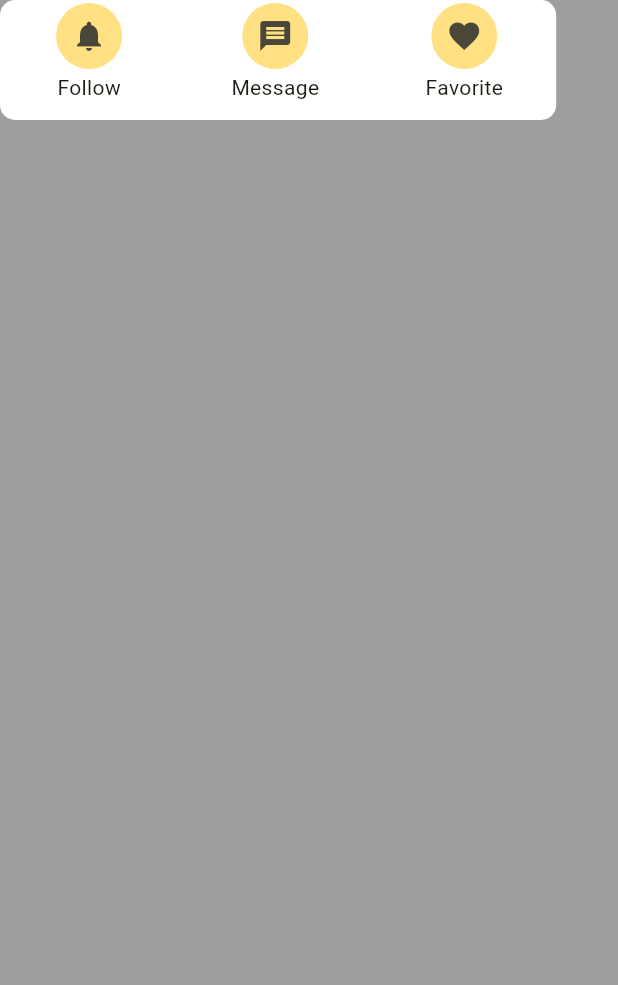
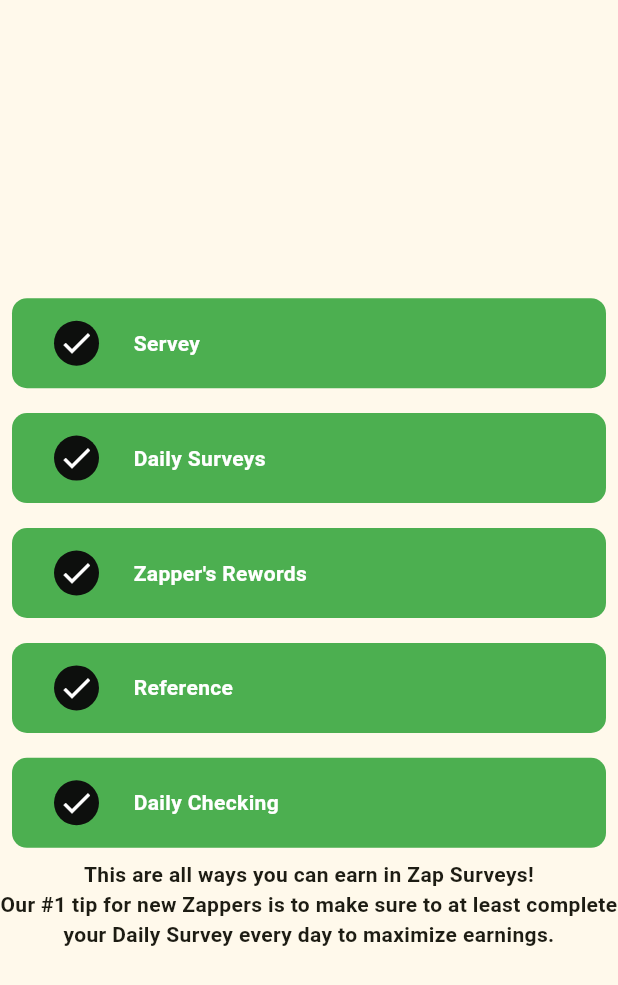
Before and after one commit to hamzaflutterdart/first_UI, a Flutter app: the screen it shows after launch, on a phone screen of 412 x 824 dp. Shown: the top 985 px of the screen. Run offline on Flutter 3.47's test engine with Material 3 defaults, Android fonts, the phone set to English and light mode, and no system bars.

Commit message:
UI OF CHECKING

```diff
--- a/lib/main.dart
+++ b/lib/main.dart
@@ -34,104 +34,217 @@ class _MyHomePageState extends State<MyHomePage> {
   @override
   Widget build(BuildContext context) {
     return Scaffold(
-      backgroundColor: Colors.grey,
-
-      body: Container(
-        width: MediaQuery.of(context).size.width * 0.9,
-        height: 80,
-        decoration: BoxDecoration(
-            color: Colors.white, borderRadius: BorderRadius.circular(10)),
-        child: Row(
-          mainAxisAlignment: MainAxisAlignment.spaceAround,
-          children: [
-            MyTabBar(
-              title: 'Follow',
-              icon: Icon(Icons.notifications),
+      body: Column(
+        mainAxisAlignment: MainAxisAlignment.center,
+        children: [
+          Padding(
+            padding: const EdgeInsets.all(8.0),
+            child: Container(
+              width: 600,
+              height: 60,
+              decoration: BoxDecoration(
+                  color: Colors.green, borderRadius: BorderRadius.circular(10)),
+              child: Row(
+                children: [
+                  const SizedBox(
+                    width: 20,
+                  ),
+                  Padding(
+                    padding: const EdgeInsets.all(8.0),
+                    child: Container(
+                      width: 30,
+                      height: 30,
+                      decoration: BoxDecoration(
+                          color: const Color.fromARGB(255, 13, 15, 13),
+                          borderRadius: BorderRadius.circular(20)),
+                      child: const Icon(
+                        Icons.check,
+                        color: Colors.white,
+                      ),
+                    ),
+                  ),
+                  const SizedBox(
+                    width: 15,
+                  ),
+                  const Text("Servey",
+                      style: TextStyle(
+                          color: Colors.white, fontWeight: FontWeight.bold))
+                ],
+              ),
             ),
-            MyTabBar(
-              title: 'Message',
-              icon: Icon(Icons.message),
+          ),
+          const SizedBox(
+            height: 0.6,
+          ),
+          Padding(
+            padding: const EdgeInsets.all(8.0),
+            child: Container(
+                width: 600,
+                height: 60,
+                decoration: BoxDecoration(
+                    color: Colors.green,
+                    borderRadius: BorderRadius.circular(10)),
+                child: Row(
+                  children: [
+                    const SizedBox(
+                      width: 20,
+                    ),
+                    Padding(
+                      padding: const EdgeInsets.all(8.0),
+                      child: Container(
+                        width: 30,
+                        height: 30,
+                        decoration: BoxDecoration(
+                            color: const Color.fromARGB(255, 13, 15, 13),
+                            borderRadius: BorderRadius.circular(20)),
+                        child: const Icon(
+                          Icons.check,
+                          color: Colors.white,
+                        ),
+                      ),
+                    ),
+                    const SizedBox(
+                      width: 15,
+                    ),
+                    const Text("Daily Surveys",
+                        style: TextStyle(
+                            color: Colors.white, fontWeight: FontWeight.bold))
+                  ],
+                )),
+          ),
+          const SizedBox(
+            height: 0.6,
+          ),
+          Padding(
+            padding: const EdgeInsets.all(8.0),
+            child: Container(
+                width: 600,
+                height: 60,
+                decoration: BoxDecoration(
+                    color: Colors.green,
+                    borderRadius: BorderRadius.circular(10)),
+                child: Row(
+                  children: [
+                    const SizedBox(
+                      width: 20,
+                    ),
+                    Padding(
+                      padding: const EdgeInsets.all(8.0),
+                      child: Container(
+                        width: 30,
+                        height: 30,
+                        decoration: BoxDecoration(
+                            color: const Color.fromARGB(255, 13, 15, 13),
+                            borderRadius: BorderRadius.circular(20)),
+                        child: const Icon(
+                          Icons.check,
+                          color: Colors.white,
+                        ),
+                      ),
+                    ),
+                    const SizedBox(
+                      width: 15,
+                    ),
+                    const Text("Zapper's Rewords",
+                        style: TextStyle(
+                            color: Colors.white, fontWeight: FontWeight.bold))
+                  ],
+                )),
+          ),
+          const SizedBox(
+            height: 0.6,
+          ),
+          Padding(
+            padding: const EdgeInsets.all(8.0),
+            child: Container(
+              width: 600,
+              height: 60,
+              decoration: BoxDecoration(
+                  color: Colors.green, borderRadius: BorderRadius.circular(10)),
+              child: Row(
+                children: [
+                  const SizedBox(
+                    width: 20,
+                  ),
+                  Padding(
+                    padding: const EdgeInsets.all(8.0),
+                    child: Container(
+                      width: 30,
+                      height: 30,
+                      decoration: BoxDecoration(
+                          color: const Color.fromARGB(255, 13, 15, 13),
+                          borderRadius: BorderRadius.circular(20)),
+                      child: const Icon(
+                        Icons.check,
+                        color: Colors.white,
+                      ),
+                    ),
+                  ),
+                  const SizedBox(
+                    width: 15,
+                  ),
+                  const Text("Reference",
+                      style: TextStyle(
+                          color: Colors.white, fontWeight: FontWeight.bold))
+                ],
+              ),
             ),
-            MyTabBar(
-              title: 'Favorite',
-              icon: Icon(Icons.favorite),
+          ),
+          const SizedBox(
+            height: 0.6,
+          ),
+          Padding(
+            padding: const EdgeInsets.all(8.0),
+            child: Container(
+                width: 600,
+                height: 60,
+                decoration: BoxDecoration(
+                    color: Colors.green,
+                    borderRadius: BorderRadius.circular(10)),
+                child: Row(
+                  children: [
+                    const SizedBox(
+                      width: 20,
+                    ),
+                    Padding(
+                      padding: const EdgeInsets.all(8.0),
+                      child: Container(
+                        width: 30,
+                        height: 30,
+                        decoration: BoxDecoration(
+                            color: const Color.fromARGB(255, 13, 15, 13),
+                            borderRadius: BorderRadius.circular(20)),
+                        child: const Icon(
+                          Icons.check,
+                          color: Colors.white,
+                        ),
+                      ),
+                    ),
+                    const SizedBox(
+                      width: 15,
+                    ),
+                    const Text("Daily Checking",
+                        style: TextStyle(
+                            color: Colors.white, fontWeight: FontWeight.bold))
+                  ],
+                )),
+          ),
+          Text(
+            "This are all ways you can earn in Zap Surveys!",
+            textAlign: TextAlign.center,
+            style: TextStyle(
+              fontWeight: FontWeight.w600,
             ),
-          ],
-        ),
+          ),
+          Text(
+            "Our #1 tip for new Zappers is to make sure to at least complete your Daily Survey every day to maximize earnings.",
+            textAlign: TextAlign.center,
+            style: TextStyle(
+              fontWeight: FontWeight.w600,
+            ),
+          ),
+        ],
       ),
-
-      // body: Container(
-      //     width: 400,
-      //     height: 50,
-      //     decoration: BoxDecoration(
-      //         color: Colors.white, borderRadius: BorderRadius.circular(20)),
-      //     child: Row(
-      //       mainAxisAlignment: MainAxisAlignment.spaceAround,
-      //       children: [
-      //         Column(
-      //           children: [
-      //             Container(
-      //               width: 30,
-      //               height: 30,
-      //               decoration: BoxDecoration(
-      //                   color: Colors.amber.shade200,
-      //                   borderRadius: BorderRadius.circular(50)),
-      //               child: Icon(Icons.notifications),
-      //             ),
-      //             Text('Follow')
-      //           ],
-      //         ),
-      //         Column(
-      //           children: [
-      //             Container(
-      //               width: 30,
-      //               height: 30,
-      //               decoration: BoxDecoration(
-      //                   color: Colors.amber.shade200,
-      //                   borderRadius: BorderRadius.circular(50)),
-      //               child: Icon(Icons.message),
-      //             ),
-      //             Text('Message')
-      //           ],
-      //         ),
-      //         Column(
-      //           children: [
-      //             Container(
-      //               width: 30,
-      //               height: 30,
-      //               decoration: BoxDecoration(
-      //                   color: Colors.amber.shade200,
-      //                   borderRadius: BorderRadius.circular(50)),
-      //               child: Icon(Icons.favorite),
-      //             ),
-      //             Text('Favorite')
-      //           ],
-      //         )
-      //       ],
-      //     )),
     );
   }
 }
-
-class MyTabBar extends StatelessWidget {
-  final String title;
-  final Widget icon;
-  const MyTabBar({super.key, required this.title, required this.icon});
-
-  @override
-  Widget build(BuildContext context) {
-    return Column(
-      children: [
-        IconButton(
-            style: ButtonStyle(
-                backgroundColor:
-                    MaterialStatePropertyAll(Colors.amber.shade200)),
-            hoverColor: Colors.orange,
-            padding: EdgeInsets.all(10),
-            onPressed: () {},
-            icon: icon),
-        Text(title),
-      ],
-    );
-  }
-}
```
